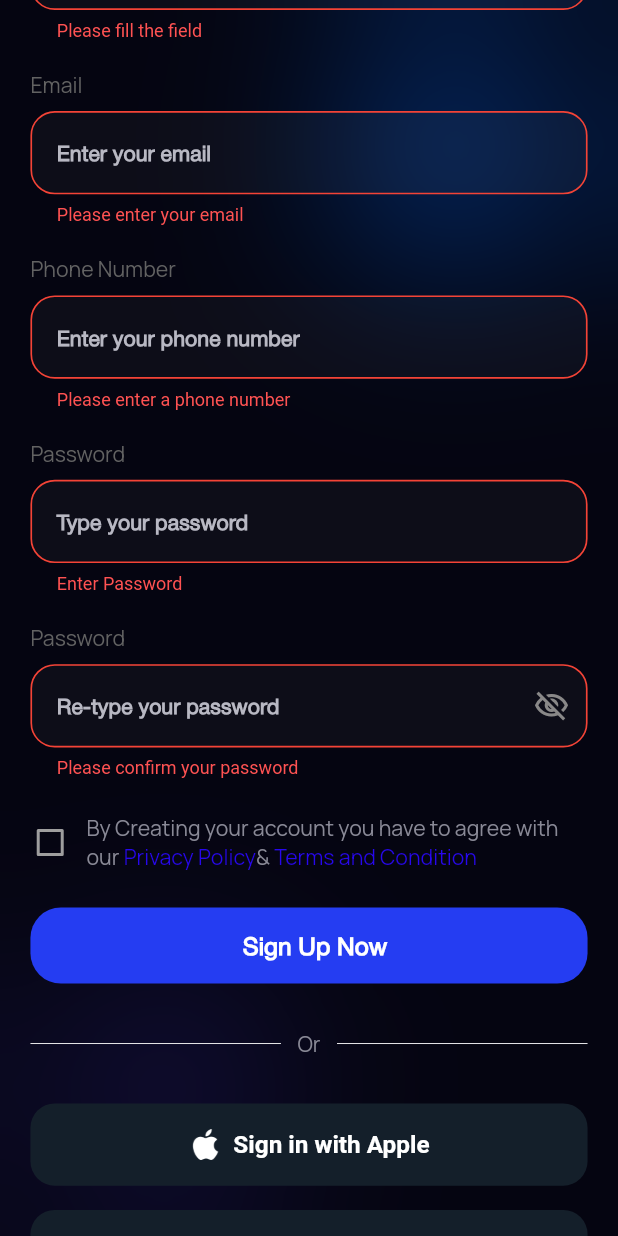
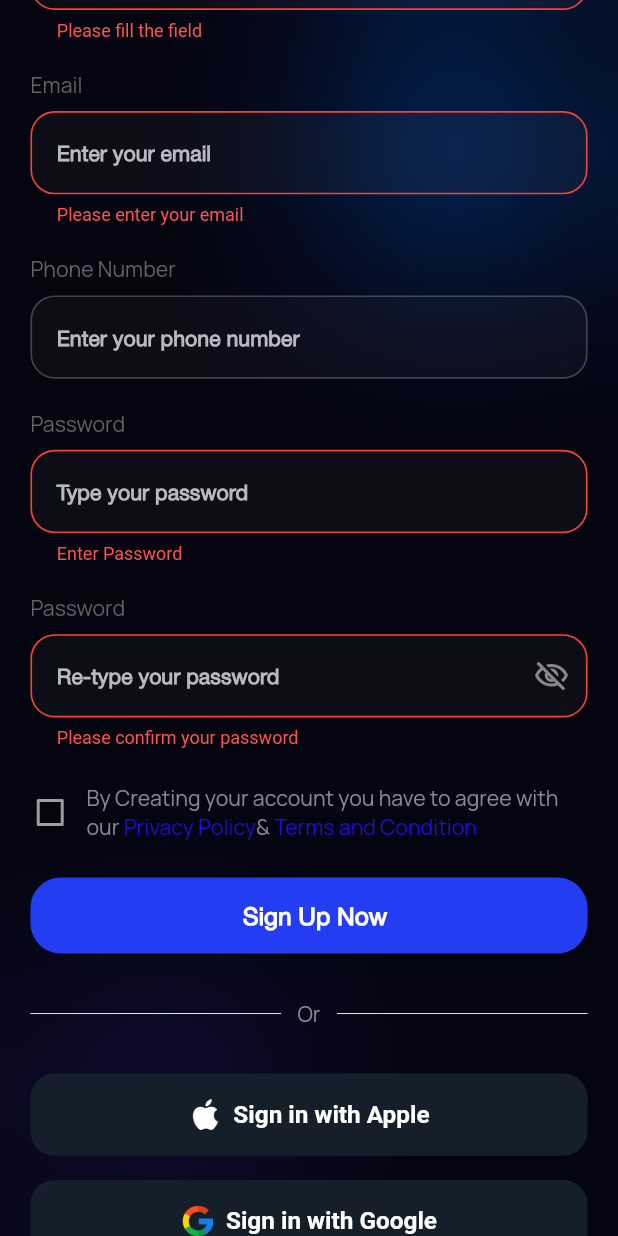
Before and after one commit to The-IK11/BarkBridge-AI, a Flutter app: the SignUpScreen widget shown alone on an empty page, opened directly, scrolled down 262 dp, after a tap on "Sign Up Now", on a phone screen of 412 x 824 dp. Run offline on Flutter 3.47's test engine with Material 3 defaults, Android fonts, the light colour scheme and no system bars; drawn by our look-alikes of auto_animated; our stand-ins replace cached_network_image, dio, dropdown_button2, firebase_auth, firebase_core, flutter_html and 9 more; missing offline and left inert: dotlottie_loader; accounts and stored records are empty; Roboto replaces fonts that are missing (Chakra Petch).

Commit message:
fix: Update phone number handling in SignUpScreen to allow null values

```diff
--- a/lib/feature/auth/presentation/screens/sign_up_screen.dart
+++ b/lib/feature/auth/presentation/screens/sign_up_screen.dart
@@ -110,7 +110,7 @@ class _SignUpScreenState extends State<SignUpScreen> {
                     _buildLabel("Phone Number"),
                     AuthCommonTextFormField(
                       keyBoardType: TextInputType.phone,
-                      validator: validatePhoneNumber,
+                      //   validator: validatePhoneNumber,
                       controller: phoneController,
                       hintText: "Enter your phone number",
                       fillcolor: AppColors.cFFFFFF.withAlpha(8),
@@ -239,7 +239,9 @@ class _SignUpScreenState extends State<SignUpScreen> {
                           data: {
                             "name": nameController.text,
                             "email": emailController.text,
-                            "phone": phoneController.text,
+                            "phone": phoneController.text.isEmpty
+                                ? null
+                                : phoneController.text,
                             "password": passwordController.text,
                             "password_confirmation":
                                 confirmPasswordController.text,
```
